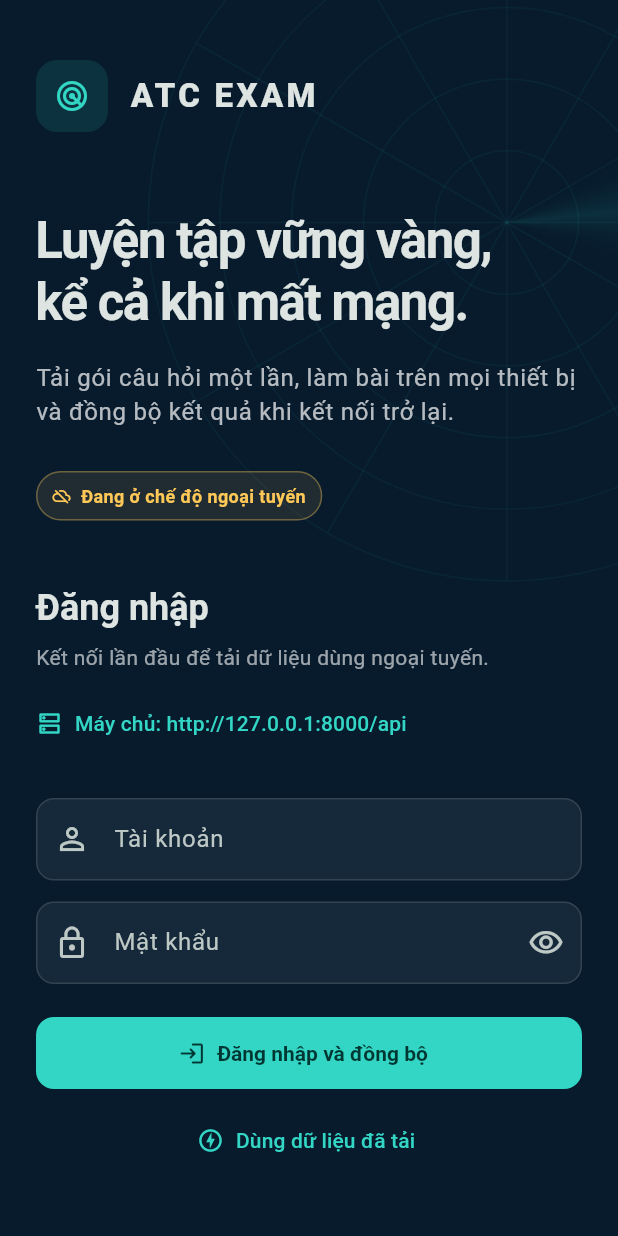
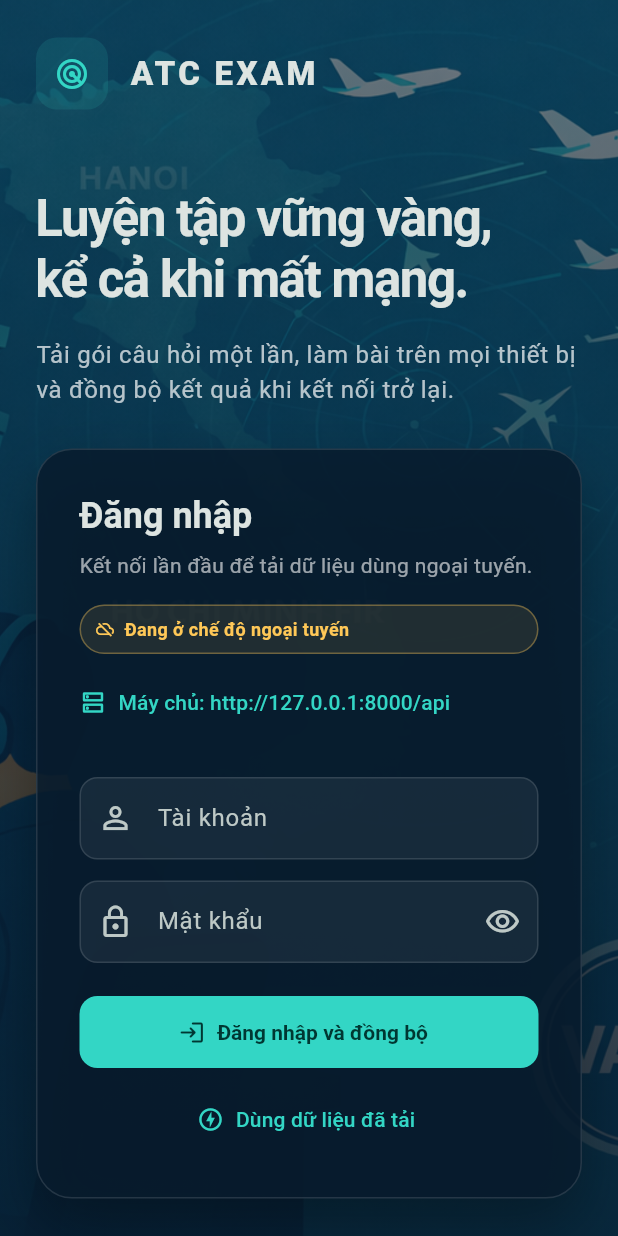
Before and after one commit to locdeptrai-cmd/-NG-D-NG-THI-N-NG-NH, a Flutter app: the screen it shows after launch, on a phone screen of 412 x 824 dp. Run offline on Flutter 3.47's test engine with Material 3 defaults, Android fonts, the phone set to English and light mode, and no system bars; our stand-ins replace connectivity_plus, dio, drift, drift_flutter, flutter_riverpod, flutter_secure_storage and 1 more; accounts and stored records are empty; generated files the repository leaves out were written again; network calls fail.

Commit message:
feat: apply ATC backgrounds across PWA

```diff
--- a/offline/mobile_flutter/lib/features/authentication/login_page.dart
+++ b/offline/mobile_flutter/lib/features/authentication/login_page.dart
@@ -29,8 +29,33 @@ class _LoginPageState extends ConsumerState<LoginPage> {
   @override
   Widget build(BuildContext context) {
     final state = ref.watch(appControllerProvider);
+    final wideScreen = MediaQuery.sizeOf(context).width >= 760;
     return Scaffold(
       body: AtcBackdrop(
+        imageAsset: 'assets/images/login-bg2.png',
+        imageAlignment:
+            wideScreen ? Alignment.centerLeft : const Alignment(0.6, 0),
+        imageOpacity: 0.96,
+        showRadar: false,
+        scrimGradient: wideScreen
+            ? LinearGradient(
+                begin: Alignment.centerLeft,
+                end: Alignment.centerRight,
+                colors: [
+                  atcNavy.withValues(alpha: 0.12),
+                  atcNavy.withValues(alpha: 0.48),
+                  atcNavy.withValues(alpha: 0.92),
+                ],
+                stops: const [0, 0.56, 1],
+              )
+            : LinearGradient(
+                begin: Alignment.topCenter,
+                end: Alignment.bottomCenter,
+                colors: [
+                  atcNavy.withValues(alpha: 0.56),
+                  atcNavy.withValues(alpha: 0.86),
+                ],
+              ),
         child: SafeArea(
           child: Center(
             child: SingleChildScrollView(
@@ -40,11 +65,12 @@ class _LoginPageState extends ConsumerState<LoginPage> {
                 child: LayoutBuilder(
                   builder: (context, constraints) {
                     final wide = constraints.maxWidth >= 760;
-                    final intro = _Intro(online: state.online);
+                    const intro = _Intro();
                     final form = _LoginForm(
                       formKey: _formKey,
                       username: _username,
                       password: _password,
+                      online: state.online,
                       apiBaseUrl:
                           ref.read(appControllerProvider.notifier).apiBaseUrl,
                       hidePassword: _hidePassword,
@@ -62,9 +88,12 @@ class _LoginPageState extends ConsumerState<LoginPage> {
                     if (wide) {
                       return Row(
                         children: [
-                          Expanded(flex: 6, child: intro),
-                          const SizedBox(width: 72),
-                          Expanded(flex: 4, child: form),
+                          const Expanded(flex: 6, child: SizedBox()),
+                          const SizedBox(width: 56),
+                          Expanded(
+                            flex: 4,
+                            child: _LoginSurface(child: form),
+                          ),
                         ],
                       );
                     }
@@ -72,8 +101,8 @@ class _LoginPageState extends ConsumerState<LoginPage> {
                       crossAxisAlignment: CrossAxisAlignment.stretch,
                       children: [
                         intro,
-                        const SizedBox(height: 42),
-                        form,
+                        const SizedBox(height: 28),
+                        _LoginSurface(child: form),
                       ],
                     );
                   },
@@ -160,9 +189,7 @@ class _LoginPageState extends ConsumerState<LoginPage> {
 }
 
 class _Intro extends StatelessWidget {
-  const _Intro({required this.online});
-
-  final bool online;
+  const _Intro();
 
   @override
   Widget build(BuildContext context) {
@@ -216,14 +243,34 @@ class _Intro extends StatelessWidget {
                   color: Colors.white70,
                 ),
           ),
-          const SizedBox(height: 28),
-          StatusChip(
-            label: online ? 'Máy chủ sẵn sàng' : 'Đang ở chế độ ngoại tuyến',
-            active: online,
-            icon: online ? Icons.cloud_done_outlined : Icons.cloud_off_outlined,
+        ],
+      ),
+    );
+  }
+}
+
+class _LoginSurface extends StatelessWidget {
+  const _LoginSurface({required this.child});
+
+  final Widget child;
+
+  @override
+  Widget build(BuildContext context) {
+    return Container(
+      padding: const EdgeInsets.all(28),
+      decoration: BoxDecoration(
+        color: atcNavy.withValues(alpha: 0.86),
+        borderRadius: BorderRadius.circular(24),
+        border: Border.all(color: Colors.white.withValues(alpha: 0.12)),
+        boxShadow: [
+          BoxShadow(
+            color: Colors.black.withValues(alpha: 0.3),
+            blurRadius: 32,
+            offset: const Offset(0, 18),
           ),
         ],
       ),
+      child: child,
     );
   }
 }
@@ -233,6 +280,7 @@ class _LoginForm extends StatelessWidget {
     required this.formKey,
     required this.username,
     required this.password,
+    required this.online,
     required this.apiBaseUrl,
     required this.hidePassword,
     required this.busy,
@@ -246,6 +294,7 @@ class _LoginForm extends StatelessWidget {
   final GlobalKey<FormState> formKey;
   final TextEditingController username;
   final TextEditingController password;
+  final bool online;
   final String apiBaseUrl;
   final bool hidePassword;
   final bool busy;
@@ -268,7 +317,13 @@ class _LoginForm extends StatelessWidget {
             'Kết nối lần đầu để tải dữ liệu dùng ngoại tuyến.',
             style: TextStyle(color: Colors.white60),
           ),
-          const SizedBox(height: 10),
+          const SizedBox(height: 16),
+          StatusChip(
+            label: online ? 'Máy chủ sẵn sàng' : 'Đang ở chế độ ngoại tuyến',
+            active: online,
+            icon: online ? Icons.cloud_done_outlined : Icons.cloud_off_outlined,
+          ),
+          const SizedBox(height: 8),
           TextButton.icon(
             onPressed: busy ? null : onConfigureServer,
             style: TextButton.styleFrom(
--- a/offline/mobile_flutter/lib/features/shell/workspace_shell.dart
+++ b/offline/mobile_flutter/lib/features/shell/workspace_shell.dart
@@ -52,6 +52,18 @@ class _WorkspaceShellState extends ConsumerState<WorkspaceShell> {
     });
     return Scaffold(
       body: AtcBackdrop(
+        imageAsset: 'assets/images/home-bg.png',
+        imageAlignment: Alignment.center,
+        imageOpacity: 0.78,
+        showRadar: false,
+        scrimGradient: RadialGradient(
+          center: const Alignment(0.72, -0.12),
+          radius: 1.35,
+          colors: [
+            atcNavy.withValues(alpha: 0.58),
+            atcNavy.withValues(alpha: 0.82),
+          ],
+        ),
         child: SafeArea(
           child: LayoutBuilder(
             builder: (context, constraints) {
--- a/offline/mobile_flutter/lib/ui/atc_backdrop.dart
+++ b/offline/mobile_flutter/lib/ui/atc_backdrop.dart
@@ -8,9 +8,19 @@ class AtcBackdrop extends StatelessWidget {
   const AtcBackdrop({
     super.key,
     required this.child,
+    this.imageAsset,
+    this.imageAlignment = Alignment.center,
+    this.imageOpacity = 1,
+    this.scrimGradient,
+    this.showRadar = true,
   });
 
   final Widget child;
+  final String? imageAsset;
+  final Alignment imageAlignment;
+  final double imageOpacity;
+  final Gradient? scrimGradient;
+  final bool showRadar;
 
   @override
   Widget build(BuildContext context) {
@@ -18,7 +28,30 @@ class AtcBackdrop extends StatelessWidget {
       fit: StackFit.expand,
       children: [
         const ColoredBox(color: atcNavy),
-        const IgnorePointer(child: CustomPaint(painter: _RadarPainter())),
+        if (imageAsset != null)
+          TweenAnimationBuilder<double>(
+            tween: Tween(begin: 1.035, end: 1),
+            duration: const Duration(milliseconds: 900),
+            curve: Curves.easeOutCubic,
+            builder: (context, scale, child) {
+              return Transform.scale(scale: scale, child: child);
+            },
+            child: Opacity(
+              opacity: imageOpacity,
+              child: Image.asset(
+                imageAsset!,
+                fit: BoxFit.cover,
+                alignment: imageAlignment,
+                filterQuality: FilterQuality.high,
+              ),
+            ),
+          ),
+        if (scrimGradient != null)
+          DecoratedBox(
+            decoration: BoxDecoration(gradient: scrimGradient),
+          ),
+        if (showRadar)
+          const IgnorePointer(child: CustomPaint(painter: _RadarPainter())),
         child,
       ],
     );
--- a/offline/mobile_flutter/pubspec.yaml
+++ b/offline/mobile_flutter/pubspec.yaml
@@ -32,3 +32,5 @@ dev_dependencies:
 
 flutter:
   uses-material-design: true
+  assets:
+    - assets/images/
```
Also changed, not shown: offline/mobile_flutter/assets/images/home-bg.png (added), offline/mobile_flutter/assets/images/login-bg2.png (added), 1 other file.
